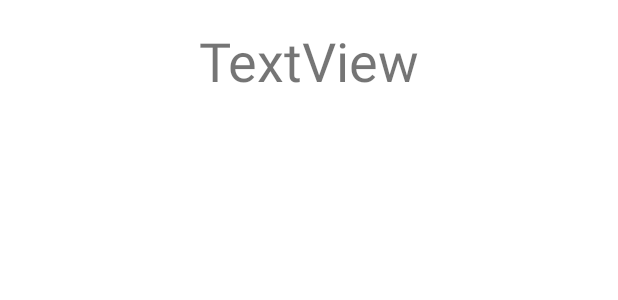
After one commit to scxbx/MyFirstApp, an Android app: the layout activity_display_message.xml on its own in the app's theme, with its tools: preview values and no code run, on a phone screen of 412 x 824 dp. The commit adds this screen. Shown: the top 300 px of the screen. Run offline under Robolectric (Android 15) with nearby library versions, the phone set to English and light mode, and no system bars.

Commit message:
add DisplayMessageActivity

```diff
--- /dev/null
+++ b/app/src/main/res/layout/activity_display_message.xml
@@ -0,0 +1,19 @@
+<?xml version="1.0" encoding="utf-8"?>
+<androidx.constraintlayout.widget.ConstraintLayout xmlns:android="http://schemas.android.com/apk/res/android"
+    xmlns:app="http://schemas.android.com/apk/res-auto"
+    xmlns:tools="http://schemas.android.com/tools"
+    android:layout_width="match_parent"
+    android:layout_height="match_parent"
+    tools:context=".DisplayMessageActivity">
+
+    <TextView
+        android:id="@+id/textView"
+        android:layout_width="wrap_content"
+        android:layout_height="wrap_content"
+        android:layout_marginTop="16dp"
+        android:text="TextView"
+        android:textSize="36sp"
+        app:layout_constraintEnd_toEndOf="parent"
+        app:layout_constraintStart_toStartOf="parent"
+        app:layout_constraintTop_toTopOf="parent" />
+</androidx.constraintlayout.widget.ConstraintLayout>
```
Also changed, not shown: app/src/main/AndroidManifest.xml (+7 -0 lines), app/src/main/java/com/example/myfirstapp/DisplayMessageActivity.java (added, +24 -0 lines), app/src/main/java/com/example/myfirstapp/MainActivity.java (+14 -0 lines), app/src/main/res/layout/activity_main.xml (+6 -5 lines).
